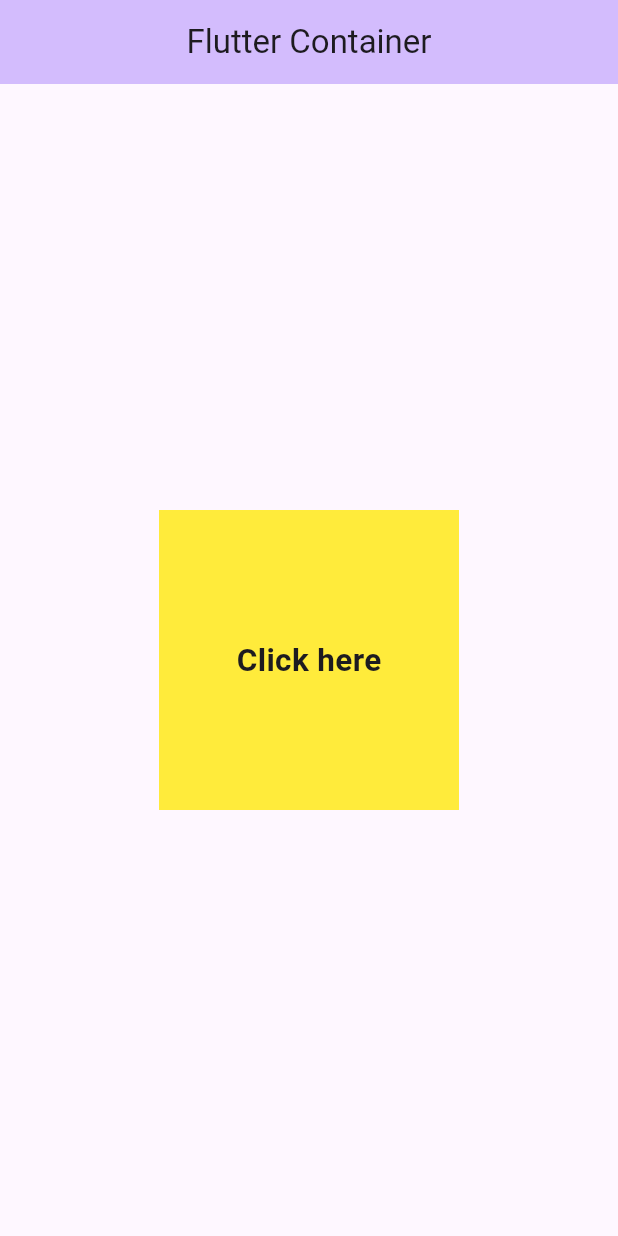
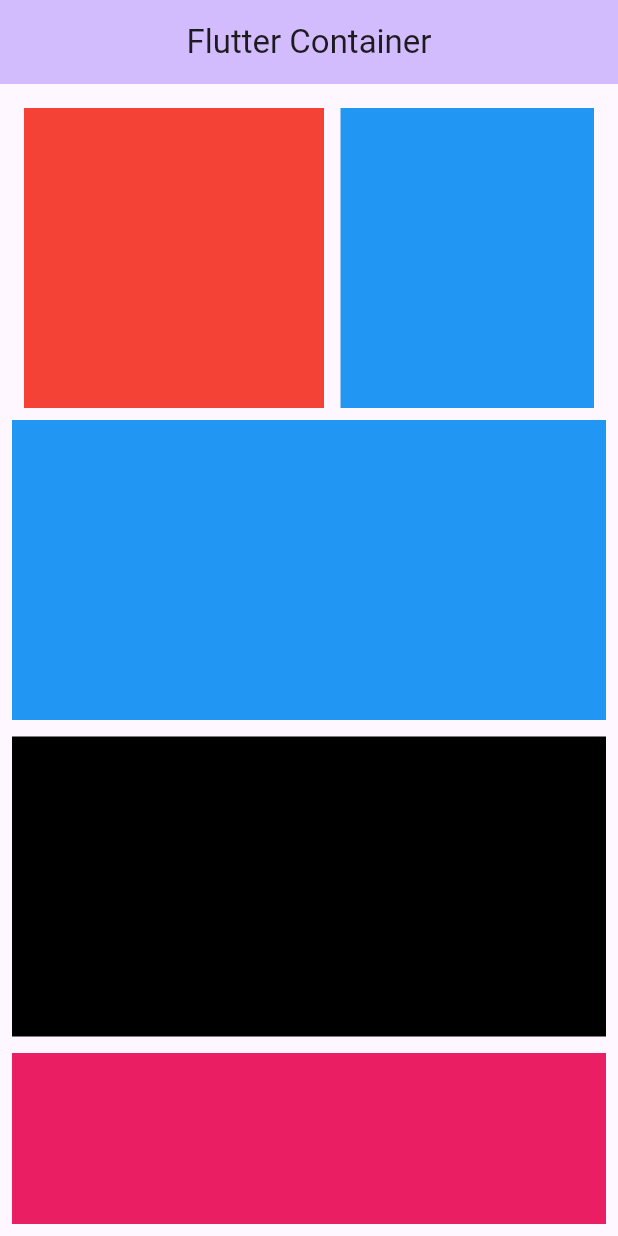
Before and after one commit to priyanshudekate01/learningFlutter, a Flutter app: the screen it shows after launch, on a phone screen of 412 x 824 dp. Run offline on Flutter 3.47's test engine with Material 3 defaults, Android fonts, the phone set to English and light mode, and no system bars.

Commit message:
learn scroll view - SingleChildScrollView

```diff
--- a/lib/main.dart
+++ b/lib/main.dart
@@ -50,30 +50,83 @@ class _MyHomePageState extends State<MyHomePage> {
       ),
 
 
-      body: Center(
-        child: InkWell(
-          onTap: (){
-            print('on Tab');
-          },
-          onDoubleTap: (){
-            print('Double Tab');
-          },
-          onLongPress: (){
-            print('LongPressed');
-          },
+      body: Padding(
+        padding: const EdgeInsets.all(8.0),
+        child: SingleChildScrollView(
+            child: Column(
+                children:[
+                  Padding(
+                    padding: const EdgeInsets.all(8.0),
+                    child : SingleChildScrollView(
+                      scrollDirection: Axis.horizontal,
+                      child:  Row(
+                          children : [
+                            Container(
+                              margin: EdgeInsets.only(right:11),
+                              height:200,
+                              width:200,
 
-          child: Container(
-            width: 200,
-            height: 200,
-            color: Colors.yellow,
-            child: Center(child: InkWell(
-              onTap: (){
-                print('text Clicked');
-              },
-                child: Text('Click here',style: TextStyle(fontSize: 21, fontWeight: FontWeight.w700),))),
-          ),
-        ),
+                              color: Colors.red,
+                            ),
+                            Container(
+                              margin: EdgeInsets.only(right:11),
+                              height:200,
+                              width:200,
+
+                              color: Colors.blue,
+                            ),
+                            Container(
+                              margin: EdgeInsets.only(right:11),
+                              height:200,
+                              width:200,
+
+                              color: Colors.green,
+                            ),
+                            Container(
+                              margin: EdgeInsets.only(right:11),
+                              height:200,
+                              width:200,
+
+                              color: Colors.yellow,
+                            ),
+                          ]
+                      ),
+                    )
+                  ),
+
+
+                  Container(
+                    margin: EdgeInsets.only(bottom:11),
+                    height:200,
+
+                    color: Colors.blue,
+                  ),
+                  Container(
+                    margin: EdgeInsets.only(bottom:11),
+                    height:200,
+
+                    color: Colors.black,
+                  ),
+                  Container(
+                    margin: EdgeInsets.only(bottom:11),
+                    height:200,
+
+                    color: Colors.pink,
+                  ),
+                  Container(
+                    margin: EdgeInsets.only(bottom:11),
+                    height:200,
+
+                    color: Colors.green,
+                  ),
+
+                ]
+            )
+
+        )
       )
+
+
 
 
 
```
